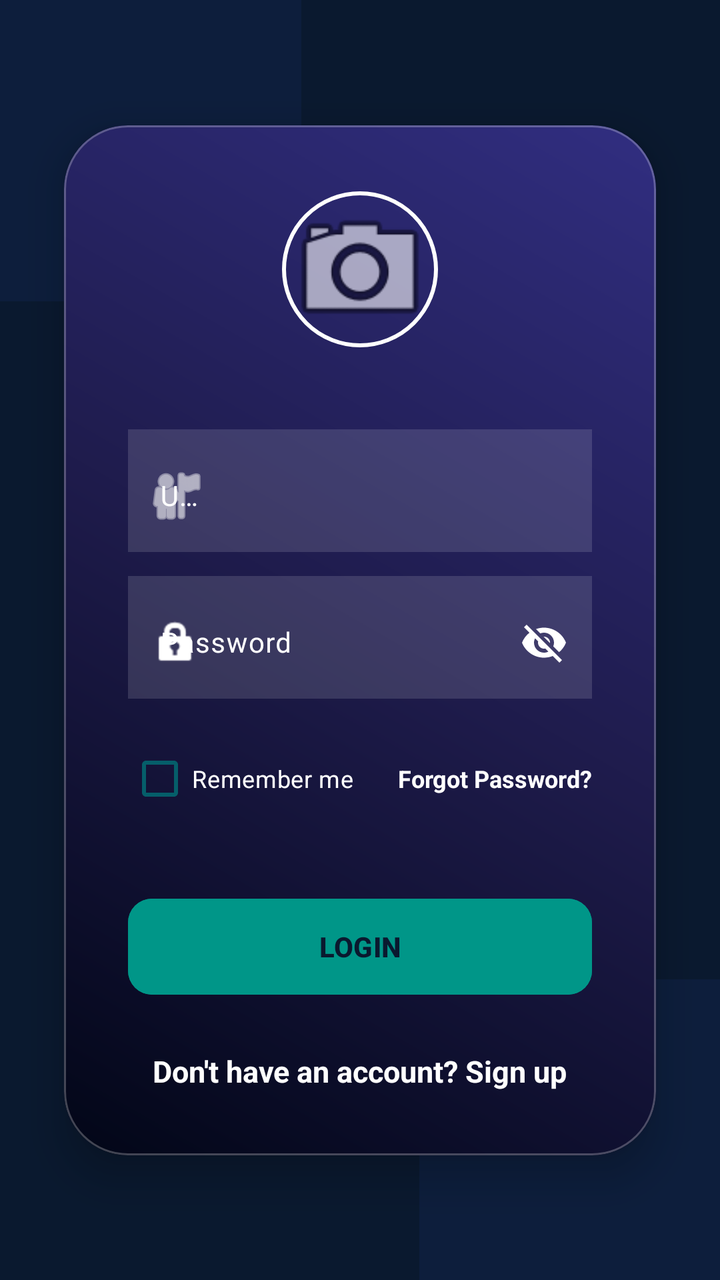
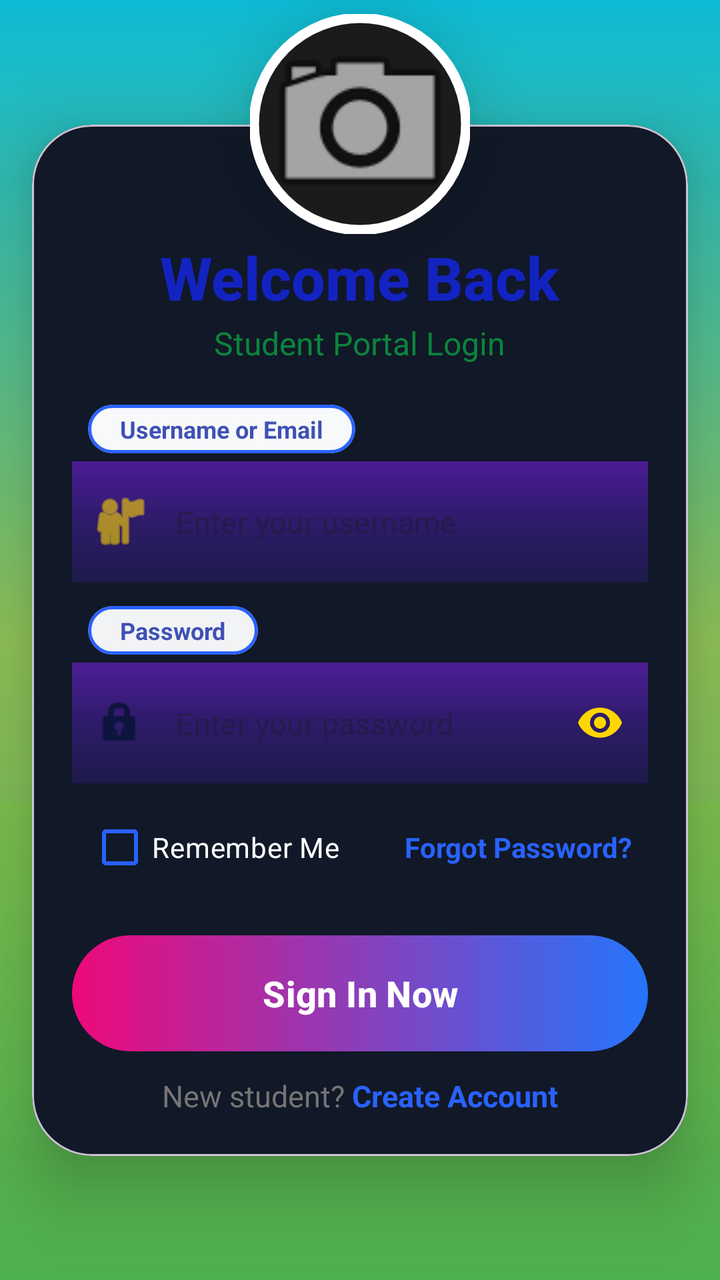

An Android layout rendered at two revisions. The XML below is the earlier revision; the diff shows what the commit changed to produce the second picture.
<!-- AndroidManifest.xml: application theme Theme.TestApp -->
<!-- res/layout/activity_student_login.xml -->
<?xml version="1.0" encoding="utf-8"?>
<androidx.constraintlayout.widget.ConstraintLayout xmlns:android="http://schemas.android.com/apk/res/android"
    xmlns:app="http://schemas.android.com/apk/res-auto"
    xmlns:tools="http://schemas.android.com/tools"
    android:layout_width="match_parent"
    android:layout_height="match_parent"
    android:background="#0A192F"
    tools:context=".StudentLoginActivity">

    
    <View
        android:layout_width="200dp"
        android:layout_height="200dp"
        android:background="@android:drawable/screen_background_dark_transparent"
        android:backgroundTint="#1E3A8A"
        android:alpha="0.3"
        app:layout_constraintTop_toTopOf="parent"
        app:layout_constraintStart_toStartOf="parent"
        android:layout_marginTop="-50dp"
        android:layout_marginStart="-50dp" />

    <View
        android:layout_width="200dp"
        android:layout_height="200dp"
        android:background="@android:drawable/screen_background_dark_transparent"
        android:backgroundTint="#1E3A8A"
        android:alpha="0.3"
        app:layout_constraintBottom_toBottomOf="parent"
        app:layout_constraintEnd_toEndOf="parent"
        android:layout_marginBottom="-50dp"
        android:layout_marginEnd="-50dp" />

    
    <com.google.android.material.card.MaterialCardView
        android:id="@+id/glassCard"
        android:layout_width="match_parent"
        android:layout_height="wrap_content"
        android:layout_marginHorizontal="32dp"
        app:cardBackgroundColor="@android:color/transparent"
        app:cardCornerRadius="32dp"
        app:cardElevation="12dp"
        app:strokeColor="#40FFFFFF"
        app:strokeWidth="1dp"
        app:layout_constraintBottom_toBottomOf="parent"
        app:layout_constraintTop_toTopOf="parent">

        <LinearLayout
            android:layout_width="match_parent"
            android:layout_height="wrap_content"
            android:background="@drawable/bg_admin_mix"
            android:gravity="center_horizontal"
            android:orientation="vertical"
            android:padding="32dp">

            
            <com.google.android.material.imageview.ShapeableImageView
                android:id="@+id/loginProfileIcon"
                android:layout_width="80dp"
                android:layout_height="80dp"
                android:padding="2dp"
                android:scaleType="centerCrop"
                android:src="@android:drawable/ic_menu_camera"
                app:shapeAppearanceOverlay="@style/CircleImage"
                app:strokeColor="#FFFFFF"
                app:strokeWidth="2dp" />

            
            <com.google.android.material.textfield.TextInputLayout
                android:layout_width="match_parent"
                android:layout_height="wrap_content"
                android:layout_marginTop="40dp"
                android:background="#22FFFFFF"
                android:textColorHint="#FFFFFF"
                app:boxStrokeWidth="0dp"
                app:boxStrokeWidthFocused="0dp"
                app:hintEnabled="true"
                app:hintTextColor="#FACC15"
                app:startIconDrawable="@android:drawable/ic_menu_myplaces"
                app:startIconTint="#FFFFFF">

                <com.google.android.material.textfield.TextInputEditText
                    android:id="@+id/etStudentUser"
                    android:layout_width="wrap_content"
                    android:layout_height="56dp"
                    android:background="@android:color/transparent"
                    android:hint="Username"
                    android:paddingStart="48dp"
                    android:textColor="@android:color/white"
                    android:textColorHint="#16B8CD"
                    android:textSize="14sp" />
            </com.google.android.material.textfield.TextInputLayout>

            
            <com.google.android.material.textfield.TextInputLayout
                android:layout_width="match_parent"
                android:layout_height="wrap_content"
                android:layout_marginTop="12dp"
                android:background="#22FFFFFF"
                android:textColorHint="#FFFFFF"
                app:boxStrokeWidth="0dp"
                app:boxStrokeWidthFocused="0dp"
                app:hintEnabled="true"
                app:hintTextColor="#FACC15"
                app:passwordToggleEnabled="true"
                app:passwordToggleTint="#FFFFFF"
                app:startIconDrawable="@android:drawable/ic_lock_idle_lock"
                app:startIconTint="#FFFFFF">

                <com.google.android.material.textfield.TextInputEditText
                    android:id="@+id/etStudentPassword"
                    android:layout_width="match_parent"
                    android:layout_height="56dp"
                    android:background="@android:color/transparent"
                    android:hint="Password"
                    android:paddingStart="48dp"
                    android:textColor="#2196F3"
                    android:textColorHint="#1084B9"
                    android:textSize="14sp" />
            </com.google.android.material.textfield.TextInputLayout>

            <RelativeLayout
                android:layout_width="match_parent"
                android:layout_height="wrap_content"
                android:layout_marginTop="16dp">

                <CheckBox
                    android:id="@+id/cbRememberMe"
                    android:layout_width="wrap_content"
                    android:layout_height="wrap_content"
                    android:buttonTint="#FA045F6A"
                    android:text="Remember me"
                    android:textColor="#FFFFFF"
                    android:textSize="12sp" />

                <TextView
                    android:id="@+id/tvForgotPassword"
                    android:layout_width="wrap_content"
                    android:layout_height="wrap_content"
                    android:layout_alignParentEnd="true"
                    android:layout_centerVertical="true"
                    android:text="Forgot Password?"
                    android:textColor="#ffff"
                    android:textSize="12sp"
                    android:textStyle="bold" />
            </RelativeLayout>

            
            <com.google.android.material.button.MaterialButton
                android:id="@+id/btnStudentLogin"
                android:layout_width="match_parent"
                android:layout_height="56dp"
                android:layout_marginTop="32dp"
                android:backgroundTint="#009688"
                android:text="LOGIN"
                android:textColor="#0A192F"
                android:textStyle="bold"
                app:cornerRadius="12dp"
                app:elevation="4dp" />

            <TextView
                android:id="@+id/tvRegisterRedirect"
                android:layout_width="wrap_content"
                android:layout_height="wrap_content"
                android:layout_marginTop="24dp"
                android:text="Don't have an account? Sign up"
                android:textColor="#FFFFFF"
                android:textSize="15dp"
                android:textStyle="bold" />

        </LinearLayout>
    </com.google.android.material.card.MaterialCardView>

</androidx.constraintlayout.widget.ConstraintLayout>
<!-- resources referenced by this layout -->
<resources>
  <!-- drawable bg_admin_mix (drawable) -->
  <?xml version="1.0" encoding="utf-8"?>
  <shape xmlns:android="http://schemas.android.com/apk/res/android"
      android:shape="rectangle">
      <gradient
          android:startColor="#020617"
          android:centerColor="#1E1B4B"
          android:endColor="#312E81"
          android:angle="45" />
  </shape>
  <style name="CircleImage">
          <item name="cornerSize">50%</item>
      </style>
  <style name="Theme.TestApp" parent="Base.Theme.TestApp" />
  <style name="Base.Theme.TestApp" parent="Theme.Material3.DayNight.NoActionBar">
          
          <item name="colorPrimary">@color/colorPrimary</item>
          <item name="colorPrimaryVariant">@color/colorPrimaryDark</item>
          <item name="colorOnPrimary">@color/white</item>
  
          
          <item name="colorSecondary">@color/colorAccent</item>
          <item name="colorOnSecondary">@color/white</item>
  
          
          <item name="android:windowBackground">@color/dashboard_bg</item>
          <item name="colorSurface">@color/card_bg</item>
          <item name="colorOnSurface">@color/text_primary</item>
  
          
          <item name="android:statusBarColor">@color/colorPrimary</item>
          <item name="android:windowLightStatusBar">false</item>
      </style>
  <color name="colorPrimary">#1E3A8A</color>
  <color name="colorPrimaryDark">#1E3A8A</color>
  <color name="white">#FFFFFFFF</color>
  <color name="colorAccent">#3B82F6</color>
  <color name="dashboard_bg">#FFFFFF</color>
  <color name="card_bg">#FFFFFF</color>
  <color name="text_primary">#111827</color>
</resources>

<!-- the commit's change to res/layout/activity_student_login.xml (unified diff, before → after) -->
@@ -2,135 +2,192 @@
 <androidx.constraintlayout.widget.ConstraintLayout xmlns:android="http://schemas.android.com/apk/res/android"
     xmlns:app="http://schemas.android.com/apk/res-auto"
     xmlns:tools="http://schemas.android.com/tools"
+    android:id="@+id/loginRoot"
     android:layout_width="match_parent"
     android:layout_height="match_parent"
-    android:background="#0A192F"
+    android:background="@drawable/bg_nature_gradient"
     tools:context=".StudentLoginActivity">
 
     
     <View
-        android:layout_width="200dp"
-        android:layout_height="200dp"
+        android:layout_width="550dp"
+        android:layout_height="550dp"
+        android:layout_marginStart="-150dp"
+        android:layout_marginTop="-150dp"
+        android:alpha="0.15"
         android:background="@android:drawable/screen_background_dark_transparent"
-        android:backgroundTint="#1E3A8A"
-        android:alpha="0.3"
-        app:layout_constraintTop_toTopOf="parent"
+        android:backgroundTint="#B39DDB"
         app:layout_constraintStart_toStartOf="parent"
-        android:layout_marginTop="-50dp"
-        android:layout_marginStart="-50dp" />
-
-    <View
-        android:layout_width="200dp"
-        android:layout_height="200dp"
-        android:background="@android:drawable/screen_background_dark_transparent"
-        android:backgroundTint="#1E3A8A"
-        android:alpha="0.3"
+        app:layout_constraintTop_toTopOf="parent" />
+
+    
+    <com.google.android.material.card.MaterialCardView
+        android:id="@+id/loginCard"
+        android:layout_width="0dp"
+        android:layout_height="wrap_content"
+        android:layout_marginHorizontal="16dp"
+        app:cardBackgroundColor="@color/text_primary"
+        app:cardCornerRadius="30dp"
+        app:cardElevation="20dp"
+        app:layout_constraintWidth_max="550dp"
         app:layout_constraintBottom_toBottomOf="parent"
         app:layout_constraintEnd_toEndOf="parent"
-        android:layout_marginBottom="-50dp"
-        android:layout_marginEnd="-50dp" />
-
-    
-    <com.google.android.material.card.MaterialCardView
-        android:id="@+id/glassCard"
-        android:layout_width="match_parent"
-        android:layout_height="wrap_content"
-        android:layout_marginHorizontal="32dp"
-        app:cardBackgroundColor="@android:color/transparent"
-        app:cardCornerRadius="32dp"
-        app:cardElevation="12dp"
-        app:strokeColor="#40FFFFFF"
-        app:strokeWidth="1dp"
-        app:layout_constraintBottom_toBottomOf="parent"
+        app:layout_constraintStart_toStartOf="parent"
         app:layout_constraintTop_toTopOf="parent">
 
         <LinearLayout
+            android:id="@+id/loginFormContainer"
             android:layout_width="match_parent"
             android:layout_height="wrap_content"
-            android:background="@drawable/bg_admin_mix"
             android:gravity="center_horizontal"
             android:orientation="vertical"
-            android:padding="32dp">
-
-            
-            <com.google.android.material.imageview.ShapeableImageView
-                android:id="@+id/loginProfileIcon"
-                android:layout_width="80dp"
-                android:layout_height="80dp"
-                android:padding="2dp"
-                android:scaleType="centerCrop"
-                android:src="@android:drawable/ic_menu_camera"
-                app:shapeAppearanceOverlay="@style/CircleImage"
-                app:strokeColor="#FFFFFF"
-                app:strokeWidth="2dp" />
-
-            
+            android:padding="20dp">
+
+            <TextView
+                android:id="@+id/tvLoginHeader"
+                android:layout_width="wrap_content"
+                android:layout_height="wrap_content"
+                android:layout_marginTop="36dp"
+                android:fontFamily="sans-serif-medium"
+                android:text="Welcome Back"
+                android:textColor="#1323C2"
+                android:textSize="30sp"
+                android:textStyle="bold" />
+
+            <TextView
+                android:id="@+id/tvLoginSubHeader"
+                android:layout_width="wrap_content"
+                android:layout_height="wrap_content"
+                android:layout_marginTop="2dp"
+                android:text="Student Portal Login"
+                android:textColor="#0B853D"
+                android:textSize="16sp" />
+
+            
+            <com.google.android.material.card.MaterialCardView
+                android:id="@+id/labelUser"
+                android:layout_width="wrap_content"
+                android:layout_height="wrap_content"
+                android:layout_marginTop="20dp"
+                android:layout_gravity="start"
+                android:layout_marginStart="8dp"
+                app:cardBackgroundColor="#F8F9FA"
+                app:cardCornerRadius="30dp"
+                app:cardElevation="0dp"
+                app:strokeColor="#2962FF"
+                app:strokeWidth="1.5dp">
+                <TextView
+                    android:layout_width="wrap_content"
+                    android:layout_height="wrap_content"
+                    android:paddingHorizontal="16dp"
+                    android:paddingVertical="4dp"
+                    android:text="Username or Email"
+                    android:textColor="#3F51B5"
+                    android:textSize="12sp"
+                    android:textStyle="bold" />
+            </com.google.android.material.card.MaterialCardView>
+
             <com.google.android.material.textfield.TextInputLayout
-                android:layout_width="match_parent"
-                android:layout_height="wrap_content"
-                android:layout_marginTop="40dp"
-                android:background="#22FFFFFF"
-                android:textColorHint="#FFFFFF"
-                app:boxStrokeWidth="0dp"
-                app:boxStrokeWidthFocused="0dp"
-                app:hintEnabled="true"
-                app:hintTextColor="#FACC15"
+                android:id="@+id/tilStudentUser"
+                style="@style/Widget.MaterialComponents.TextInputLayout.OutlinedBox"
+                android:layout_width="match_parent"
+                android:layout_height="wrap_content"
+                android:layout_marginTop="4dp"
+                app:boxBackgroundColor="#2564A2"
+                app:boxCornerRadiusBottomEnd="30dp"
+                app:boxCornerRadiusBottomStart="30dp"
+                app:boxCornerRadiusTopEnd="30dp"
+                app:boxCornerRadiusTopStart="30dp"
+                app:boxStrokeColor="#2962FF"
+                app:boxStrokeWidth="1.5dp"
+                app:boxStrokeWidthFocused="2dp"
                 app:startIconDrawable="@android:drawable/ic_menu_myplaces"
-                app:startIconTint="#FFFFFF">
+                app:startIconTint="#FFD600"
+                app:hintEnabled="false">
 
                 <com.google.android.material.textfield.TextInputEditText
                     android:id="@+id/etStudentUser"
-                    android:layout_width="wrap_content"
-                    android:layout_height="56dp"
-                    android:background="@android:color/transparent"
-                    android:hint="Username"
-                    android:paddingStart="48dp"
-                    android:textColor="@android:color/white"
-                    android:textColorHint="#16B8CD"
-                    android:textSize="14sp" />
+                    android:layout_width="match_parent"
+                    android:layout_height="wrap_content"
+                    android:hint="Enter your username"
+                    android:inputType="textEmailAddress"
+                    android:padding="20dp"
+                    android:textColor="#FFFFFF"
+                    android:textSize="15sp"
+                    android:background="@drawable/bg_vibrant_sidebar"/>
             </com.google.android.material.textfield.TextInputLayout>
 
             
+            <com.google.android.material.card.MaterialCardView
+                android:id="@+id/labelPassword"
+                android:layout_width="wrap_content"
+                android:layout_height="wrap_content"
+                android:layout_marginTop="12dp"
+                android:layout_gravity="start"
+                android:layout_marginStart="8dp"
+                app:cardBackgroundColor="#F2F3F4"
+                app:cardCornerRadius="30dp"
+                app:cardElevation="0dp"
+                app:strokeColor="#2962FF"
+                app:strokeWidth="1.5dp">
+                <TextView
+                    android:layout_width="wrap_content"
+                    android:layout_height="wrap_content"
+                    android:paddingHorizontal="16dp"
+                    android:paddingVertical="4dp"
+                    android:text="Password"
+                    android:textColor="#3F51B5"
+                    android:textSize="12sp"
+                    android:textStyle="bold" />
+            </com.google.android.material.card.MaterialCardView>
+
             <com.google.android.material.textfield.TextInputLayout
-                android:layout_width="match_parent"
-                android:layout_height="wrap_content"
-                android:layout_marginTop="12dp"
-                android:background="#22FFFFFF"
-                android:textColorHint="#FFFFFF"
-                app:boxStrokeWidth="0dp"
-                app:boxStrokeWidthFocused="0dp"
-                app:hintEnabled="true"
-                app:hintTextColor="#FACC15"
-                app:passwordToggleEnabled="true"
-                app:passwordToggleTint="#FFFFFF"
+                android:id="@+id/tilStudentPassword"
+                style="@style/Widget.MaterialComponents.TextInputLayout.OutlinedBox"
+                android:layout_width="match_parent"
+                android:layout_height="wrap_content"
+                android:layout_marginTop="4dp"
+                app:boxBackgroundColor="#F8F9FA"
+                app:boxCornerRadiusBottomEnd="30dp"
+                app:boxCornerRadiusBottomStart="30dp"
+                app:boxCornerRadiusTopEnd="30dp"
+                app:boxCornerRadiusTopStart="30dp"
+                app:boxStrokeColor="#2962FF"
+                app:boxStrokeWidth="1.5dp"
+                app:boxStrokeWidthFocused="2dp"
+                app:endIconMode="password_toggle"
+                app:endIconTint="#FFD600"
                 app:startIconDrawable="@android:drawable/ic_lock_idle_lock"
-                app:startIconTint="#FFFFFF">
+                app:startIconTint="#0D143D"
+                app:hintEnabled="false">
 
                 <com.google.android.material.textfield.TextInputEditText
                     android:id="@+id/etStudentPassword"
                     android:layout_width="match_parent"
-                    android:layout_height="56dp"
-                    android:background="@android:color/transparent"
-                    android:hint="Password"
-                    android:paddingStart="48dp"
-                    android:textColor="#2196F3"
-                    android:textColorHint="#1084B9"
-                    android:textSize="14sp" />
+                    android:layout_height="wrap_content"
+                    android:hint="Enter your password"
+                    android:inputType="textPassword"
+                    android:padding="20dp"
+                    android:textColor="#FFFFFF"
+                    android:textSize="15sp"
+                    android:background="@drawable/bg_vibrant_sidebar"/>
             </com.google.android.material.textfield.TextInputLayout>
 
             <RelativeLayout
-                android:layout_width="match_parent"
-                android:layout_height="wrap_content"
-                android:layout_marginTop="16dp">
+                android:id="@+id/optionsLayout"
+                android:layout_width="match_parent"
+                android:layout_height="wrap_content"
+                android:layout_marginTop="8dp"
+                android:paddingHorizontal="8dp">
 
                 <CheckBox
                     android:id="@+id/cbRememberMe"
                     android:layout_width="wrap_content"
                     android:layout_height="wrap_content"
-                    android:buttonTint="#FA045F6A"
-                    android:text="Remember me"
-                    android:textColor="#FFFFFF"
-                    android:textSize="12sp" />
+                    android:buttonTint="#2962FF"
+                    android:text="Remember Me"
+                    android:textColor="#FFFFFF"
+                    android:textSize="14sp" />
 
                 <TextView
                     android:id="@+id/tvForgotPassword"
@@ -139,35 +196,87 @@
                     android:layout_alignParentEnd="true"
                     android:layout_centerVertical="true"
                     android:text="Forgot Password?"
-                    android:textColor="#ffff"
-                    android:textSize="12sp"
+                    android:textColor="#2962FF"
+                    android:textSize="14sp"
                     android:textStyle="bold" />
             </RelativeLayout>
 
             
-            <com.google.android.material.button.MaterialButton
-                android:id="@+id/btnStudentLogin"
-                android:layout_width="match_parent"
-                android:layout_height="56dp"
-                android:layout_marginTop="32dp"
-                android:backgroundTint="#009688"
-                android:text="LOGIN"
-                android:textColor="#0A192F"
-                android:textStyle="bold"
-                app:cornerRadius="12dp"
-                app:elevation="4dp" />
-
-            <TextView
-                android:id="@+id/tvRegisterRedirect"
-                android:layout_width="wrap_content"
-                android:layout_height="wrap_content"
-                android:layout_marginTop="24dp"
-                android:text="Don't have an account? Sign up"
-                android:textColor="#FFFFFF"
-                android:textSize="15dp"
-                android:textStyle="bold" />
+            <FrameLayout
+                android:id="@+id/loginButtonContainer"
+                android:layout_width="match_parent"
+                android:layout_height="wrap_content"
+                android:layout_marginTop="20dp">
+
+                <com.google.android.material.button.MaterialButton
+                    android:id="@+id/btnStudentLogin"
+                    android:layout_width="match_parent"
+                    android:layout_height="58dp"
+                    android:background="@drawable/bg_login_button"
+                    app:backgroundTint="@null"
+                    android:text="Sign In Now"
+                    android:textAllCaps="false"
+                    android:textColor="#FFFFFF"
+                    android:textSize="18sp"
+                    android:textStyle="bold"
+                    app:cornerRadius="30dp"
+                    app:elevation="8dp" />
+
+                <com.google.android.material.progressindicator.CircularProgressIndicator
+                    android:id="@+id/loginProgress"
+                    android:layout_width="24dp"
+                    android:layout_height="24dp"
+                    android:layout_gravity="center"
+                    android:indeterminate="true"
+                    android:visibility="gone"
+                    app:indicatorColor="@android:color/white"
+                    app:trackThickness="3dp" />
+            </FrameLayout>
+
+            
+            <LinearLayout
+                android:id="@+id/signupRedirectContainer"
+                android:layout_width="wrap_content"
+                android:layout_height="wrap_content"
+                android:layout_marginTop="12dp"
+                android:orientation="horizontal">
+
+                <TextView
+                    android:layout_width="wrap_content"
+                    android:layout_height="wrap_content"
+                    android:text="New student? "
+                    android:textColor="#757575"
+                    android:textSize="15sp" />
+
+                <TextView
+                    android:id="@+id/tvRegisterRedirect"
+                    android:layout_width="wrap_content"
+                    android:layout_height="wrap_content"
+                    android:text="Create Account"
+                    android:textColor="#2962FF"
+                    android:textSize="15sp"
+                    android:textStyle="bold" />
+            </LinearLayout>
 
         </LinearLayout>
     </com.google.android.material.card.MaterialCardView>
 
+    
+    <com.google.android.material.imageview.ShapeableImageView
+        android:id="@+id/loginProfileIcon"
+        android:layout_width="110dp"
+        android:layout_height="110dp"
+        android:layout_marginBottom="-55dp"
+        android:padding="2dp"
+        android:scaleType="centerCrop"
+        android:src="@android:drawable/ic_menu_camera"
+        android:background="@color/ic_launcher_background"
+        app:layout_constraintBottom_toTopOf="@+id/loginCard"
+        app:layout_constraintEnd_toEndOf="parent"
+        app:layout_constraintStart_toStartOf="parent"
+        app:shapeAppearanceOverlay="@style/ShapeAppearance.Material3.Corner.Full"
+        app:strokeColor="@android:color/white"
+        app:strokeWidth="5dp"
+        android:elevation="21dp" />
+
 </androidx.constraintlayout.widget.ConstraintLayout>
<!-- resource entries referenced after the edit -->
@@ -1,44 +1,84 @@
 <!-- resources referenced by this layout -->
 <resources>
-  <!-- drawable bg_admin_mix (drawable) -->
+  <color name="ic_launcher_background">#1A1B1C</color>
+  <style name="Theme.TestApp" parent="Base.Theme.TestApp" />
+  <color name="text_primary_dark">#111827</color>
+  <style name="Base.Theme.TestApp" parent="Theme.Material3.DayNight.NoActionBar">
+          
+          <item name="colorPrimary">@color/blue_600</item>
+          <item name="colorOnPrimary">@color/white</item>
+          <item name="colorPrimaryContainer">@color/blue_500</item>
+          <item name="colorOnPrimaryContainer">@color/white</item>
+  
+          
+          <item name="colorSecondary">@color/slate_700</item>
+          <item name="colorOnSecondary">@color/white</item>
+          <item name="colorSecondaryContainer">#E0E7FF</item>
+          <item name="colorOnSecondaryContainer">@color/blue_600</item>
+  
+          
+          <item name="android:windowBackground">@color/slate_50</item>
+          <item name="colorSurface">@color/white</item>
+          <item name="colorOnSurface">@color/slate_900</item>
+          <item name="colorSurfaceVariant">#F3F4F6</item>
+          <item name="colorOnSurfaceVariant">@color/slate_700</item>
+          <item name="colorOutline">@color/slate_200</item>
+  
+          
+          <item name="android:textColorPrimary">@color/slate_900</item>
+          <item name="android:textColorSecondary">@color/slate_500</item>
+  
+          
+          <item name="android:statusBarColor">@color/white</item>
+          <item name="android:windowLightStatusBar">true</item>
+  
+          
+          <item name="itemIconTint">@color/nav_item_colors</item>
+          <item name="itemTextColor">@color/nav_item_colors</item>
+      </style>
+  <color name="blue_600">@color/primary_indigo</color>
+  <color name="white">#FFFFFFFF</color>
+  <color name="blue_500">#6366F1</color>
+  <color name="slate_700">#374151</color>
+  <color name="slate_50">@color/background_off_white</color>
+  <color name="slate_900">@color/text_primary_dark</color>
+  <color name="slate_200">@color/border_light_grey</color>
+  <color name="slate_500">@color/text_secondary_grey</color>
+  <color name="primary_indigo">#4F46E5</color>
+  <color name="background_off_white">#F9FAFB</color>
+  <color name="border_light_grey">#E5E7EB</color>
+  <color name="text_secondary_grey">#6B7280</color>
+  <color name="text_primary">@color/text_primary_dark</color>
+  <!-- drawable bg_login_button (drawable) -->
   <?xml version="1.0" encoding="utf-8"?>
   <shape xmlns:android="http://schemas.android.com/apk/res/android"
       android:shape="rectangle">
       <gradient
-          android:startColor="#020617"
-          android:centerColor="#1E1B4B"
-          android:endColor="#312E81"
-          android:angle="45" />
+          android:startColor="#EE0979"
+          android:endColor="#2575fc"
+          android:angle="0" />
+      <corners android:radius="30dp" />
   </shape>
-  <style name="CircleImage">
-          <item name="cornerSize">50%</item>
-      </style>
-  <style name="Theme.TestApp" parent="Base.Theme.TestApp" />
-  <style name="Base.Theme.TestApp" parent="Theme.Material3.DayNight.NoActionBar">
-          
-          <item name="colorPrimary">@color/colorPrimary</item>
-          <item name="colorPrimaryVariant">@color/colorPrimaryDark</item>
-          <item name="colorOnPrimary">@color/white</item>
-  
-          
-          <item name="colorSecondary">@color/colorAccent</item>
-          <item name="colorOnSecondary">@color/white</item>
-  
-          
-          <item name="android:windowBackground">@color/dashboard_bg</item>
-          <item name="colorSurface">@color/card_bg</item>
-          <item name="colorOnSurface">@color/text_primary</item>
-  
-          
-          <item name="android:statusBarColor">@color/colorPrimary</item>
-          <item name="android:windowLightStatusBar">false</item>
-      </style>
-  <color name="colorPrimary">#1E3A8A</color>
-  <color name="colorPrimaryDark">#1E3A8A</color>
-  <color name="white">#FFFFFFFF</color>
-  <color name="colorAccent">#3B82F6</color>
-  <color name="dashboard_bg">#FFFFFF</color>
-  <color name="card_bg">#FFFFFF</color>
-  <color name="text_primary">#111827</color>
+  <!-- drawable bg_nature_gradient (drawable) -->
+  <?xml version="1.0" encoding="utf-8"?>
+  <shape xmlns:android="http://schemas.android.com/apk/res/android"
+      android:shape="rectangle">
+      <gradient
+          android:angle="270"
+          android:centerColor="#8BC34A"
+          android:endColor="#4CAF50"
+          android:startColor="#00BCD4"
+          android:type="linear" />
+  </shape>
+  <!-- drawable bg_vibrant_sidebar (drawable) -->
+  <?xml version="1.0" encoding="utf-8"?>
+  <shape xmlns:android="http://schemas.android.com/apk/res/android"
+      android:shape="rectangle">
+      <gradient
+          android:startColor="#4C1D95"
+          android:centerColor="#2D1B69"
+          android:endColor="#1E1B4B"
+          android:angle="270" />
+  </shape>
 </resources>
 
